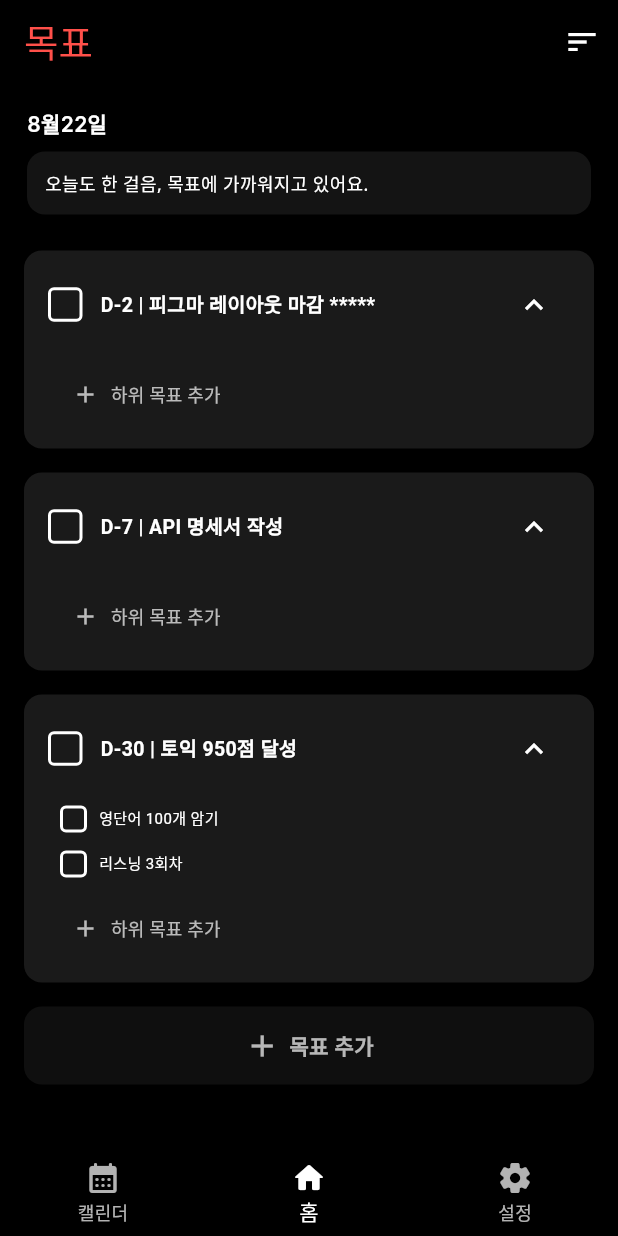
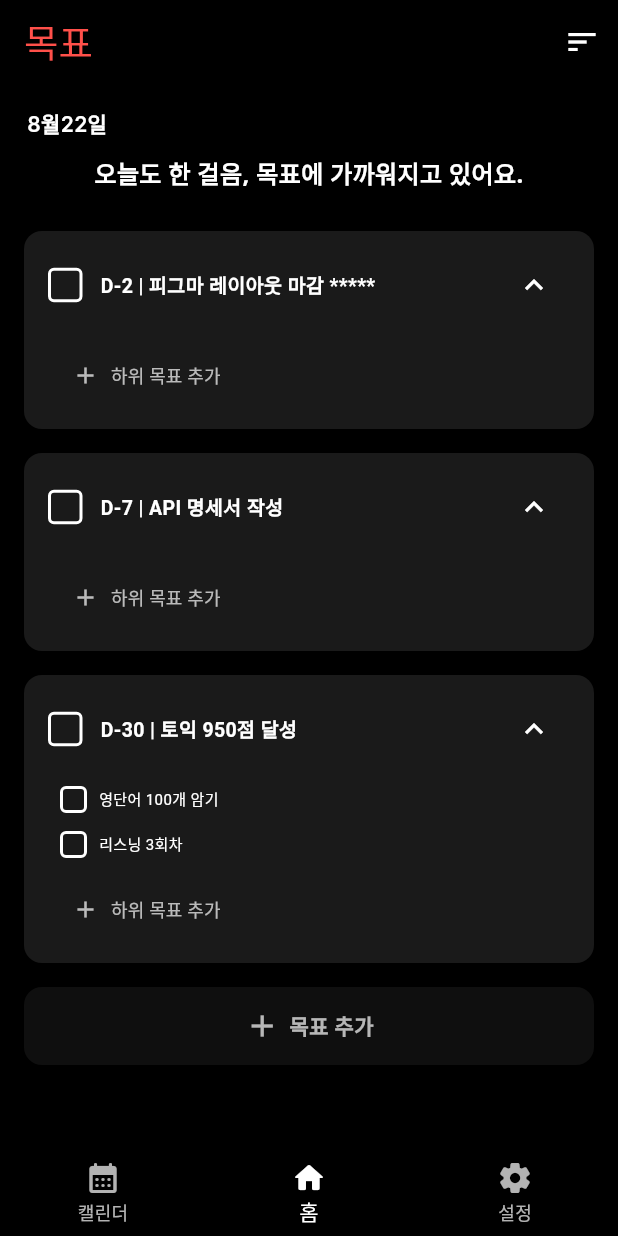
Before and after one commit to SSU-ICT-Project/DM_Frontend, a Flutter app: the screen it shows after launch, on a phone screen of 412 x 824 dp. Run offline on Flutter 3.47's test engine with Material 3 defaults, Android fonts, the phone set to English and light mode, and no system bars; our stand-ins replace font_awesome_flutter, google_fonts, permission_handler; accounts and stored records are empty.

Commit message:
feat : 홈화면 동기부여 메시지 가운데 정렬

```diff
--- a/lib/screens/goals_screen.dart
+++ b/lib/screens/goals_screen.dart
@@ -483,23 +483,18 @@ class _Header extends StatelessWidget {
     return Padding(
       padding: const EdgeInsets.only(left: 2, right: 2, top: 8, bottom: 8),
       child: Column(
-        crossAxisAlignment: CrossAxisAlignment.start,
+        crossAxisAlignment: CrossAxisAlignment.stretch,
         children: [
           Text(dateLabel, style: GoogleFonts.inter(fontSize: 14, fontWeight: FontWeight.w600, color: Colors.white)),
-          const SizedBox(height: 8),
-          Container(
-            width: double.infinity,
-            padding: const EdgeInsets.all(12),
-            decoration: BoxDecoration(
-              color: Colors.white.withOpacity(0.08),
-              borderRadius: BorderRadius.circular(12),
-            ),
+          const SizedBox(height: 12),
+          Center(
             child: Text(
               message ?? '동기부여 메시지 불러오는 중... (연동 예정)',
-              style: GoogleFonts.notoSans(color: Colors.white, fontSize: 12, fontWeight: FontWeight.w400),
+              textAlign: TextAlign.center,
+              style: GoogleFonts.notoSans(color: Colors.white, fontSize: 16, fontWeight: FontWeight.w700, height: 1.3),
             ),
           ),
-          const SizedBox(height: 8),
+          const SizedBox(height: 12),
         ],
       ),
     );
```
